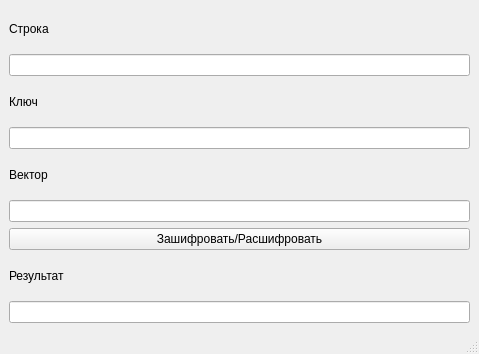
Qt form mainwindow.ui (gutnikmi/cpp-kuznechik-ctr) before a commit.
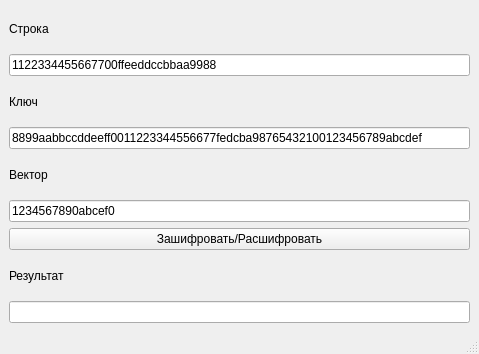
The same form after that commit.

Patch:
```diff
--- a/mainwindow.ui
+++ b/mainwindow.ui
@@ -16,10 +16,18 @@
   <widget class="QWidget" name="centralwidget">
    <layout class="QGridLayout" name="gridLayout" rowstretch="1,1,1,1,1,1,1,1,1">
     <item row="1" column="0">
-     <widget class="QLineEdit" name="dataEdit"/>
+     <widget class="QLineEdit" name="dataEdit">
+      <property name="text">
+       <string>1122334455667700ffeeddccbbaa9988</string>
+      </property>
+     </widget>
     </item>
     <item row="3" column="0">
-     <widget class="QLineEdit" name="keyEdit"/>
+     <widget class="QLineEdit" name="keyEdit">
+      <property name="text">
+       <string>8899aabbccddeeff0011223344556677fedcba98765432100123456789abcdef</string>
+      </property>
+     </widget>
     </item>
     <item row="2" column="0">
      <widget class="QLabel" name="label_2">
@@ -46,7 +54,11 @@
      </widget>
     </item>
     <item row="5" column="0">
-     <widget class="QLineEdit" name="vectorEdit"/>
+     <widget class="QLineEdit" name="vectorEdit">
+      <property name="text">
+       <string>1234567890abcef0</string>
+      </property>
+     </widget>
     </item>
     <item row="0" column="0">
      <widget class="QLabel" name="label">
```
